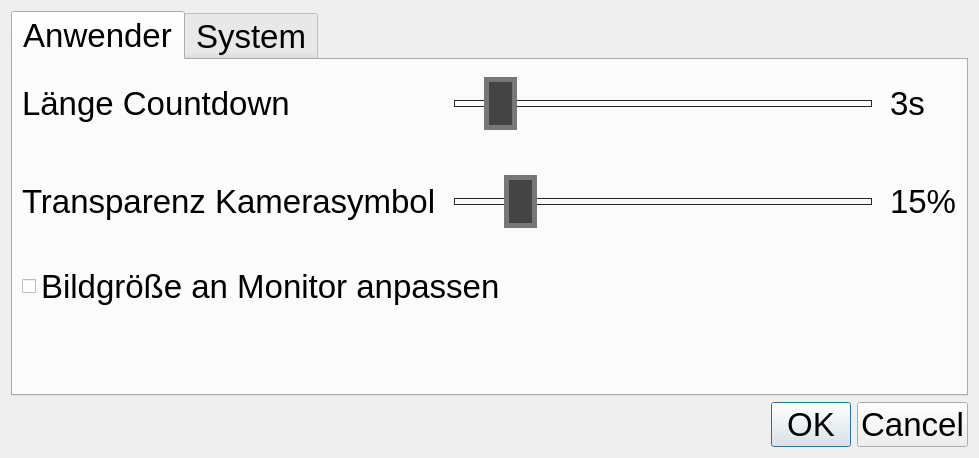
Old version of the form config_gui.ui in the repository cybrix-dev/fotobox.
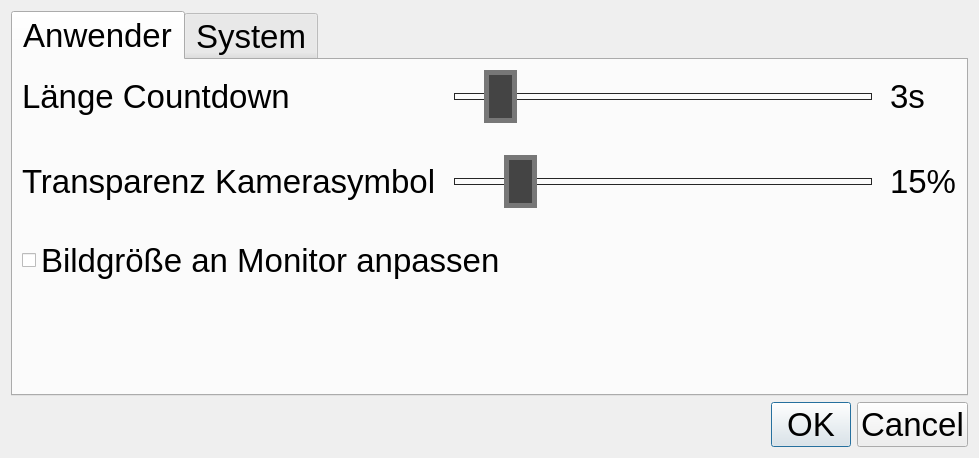
New version of the form.

Commit message: fixed slider-style

```diff
--- a/config_gui.ui
+++ b/config_gui.ui
@@ -43,8 +43,8 @@
         <widget class="QSlider" name="slideCountdown">
          <property name="styleSheet">
           <string notr="true">.QSlider {
-    min-height: 68px;
-    max-height: 68px;
+    min-height: 55px;
+    max-height: 55px;
 }
 
 .QSlider::groove:horizontal {
@@ -103,8 +103,8 @@
         <widget class="QSlider" name="slideTransparency">
          <property name="styleSheet">
           <string notr="true">.QSlider {
-    min-height: 68px;
-    max-height: 68px;
+    min-height: 55px;
+    max-height: 55px;
 }
 
 .QSlider::groove:horizontal {
```
The commit also changes 1 other file.
